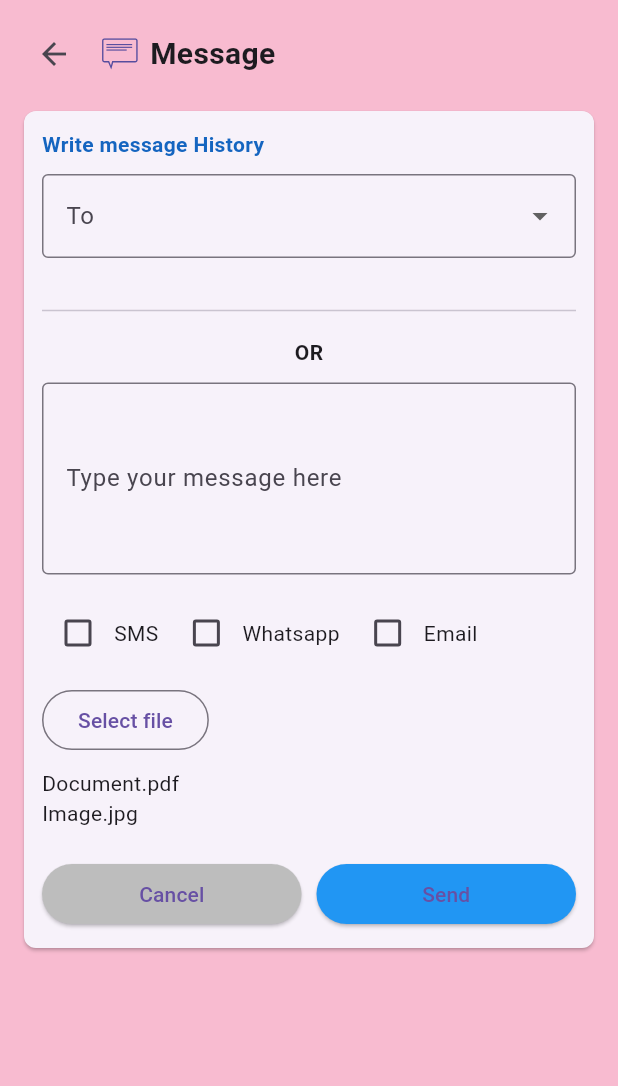
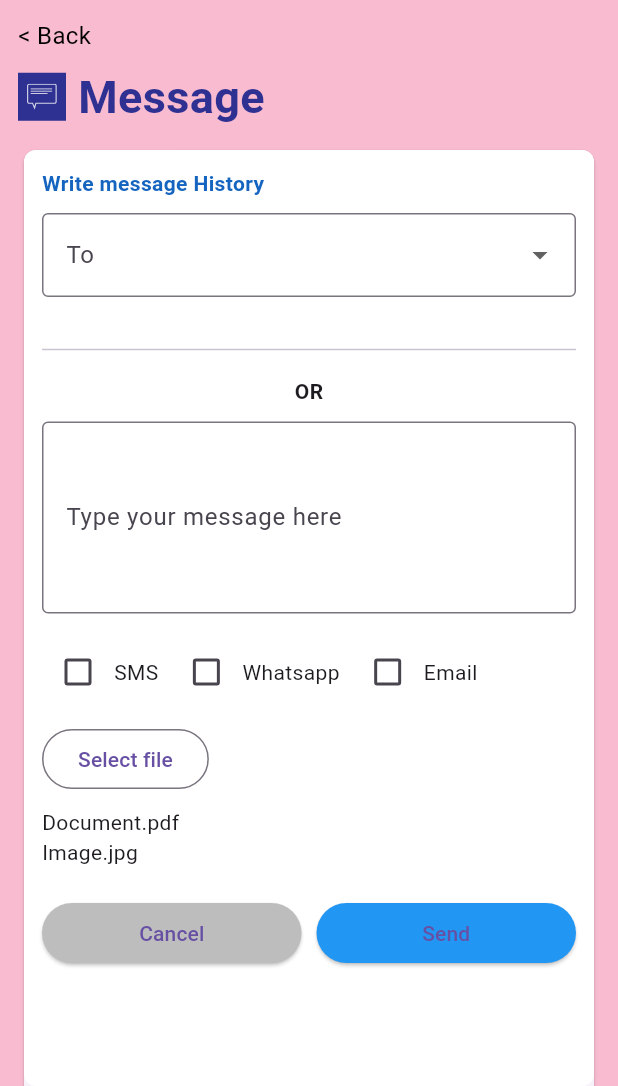
Before and after one commit to Sathiya-Developer007/EDLive-SchoolApp, a Flutter app: the TeacherMessagePage screen opened directly, on a phone screen of 412 x 824 dp, the part 150-1236 px from its top. Run offline on Flutter 3.47's test engine with Material 3 defaults, Android fonts, the phone set to English and light mode, and no system bars; our stand-ins replace flutter_svg, qr_flutter, shared_preferences; accounts and stored records are empty; network calls fail.

Commit message:
teacher msg page student list api connected

```diff
--- a/lib/screens/teachers/teacher_message_page.dart
+++ b/lib/screens/teachers/teacher_message_page.dart
@@ -1,7 +1,11 @@
 import 'package:flutter/material.dart';
 import 'package:flutter_svg/flutter_svg.dart';
+import 'package:shared_preferences/shared_preferences.dart';
+
 import 'package:school_app/screens/teachers/teacher_menu_drawer.dart';
 import 'package:school_app/widgets/teacher_app_bar.dart';
+import 'package:school_app/models/teacher_class_student.dart';
+import 'package:school_app/services/teacher_class_student_list.dart';
 
 class TeacherMessagePage extends StatefulWidget {
   const TeacherMessagePage({super.key});
@@ -19,6 +23,108 @@ class _TeacherMessagePageState extends State<TeacherMessagePage> {
 
   final TextEditingController studentSearchController = TextEditingController();
   final TextEditingController messageController = TextEditingController();
+
+// Example student data
+// List<Map<String, String>> allStudents = [
+//   {"name": "John Doe", "id": "1234", "class": "2A", "mobile": "9734567892"},
+//   {"name": "Jane Smith", "id": "5678", "class": "3B", "mobile": "9876543210"},
+// ];
+
+// List<Map<String, String>> searchResults = [];
+// List<Map<String, String>> selectedStudents = [];
+// // Add this above `searchResults`:
+// List<Student> allStudents = [];
+List<Student> allStudents = [];
+List<Student> searchResults = [];
+List<Map<String, dynamic>> selectedStudents = [];
+
+
+
+
+void onSearch(String value) {
+  final query = value.toLowerCase();
+
+  setState(() {
+    searchResults = allStudents.where((s) {
+      return s.studentName.toLowerCase().contains(query) ||
+             s.id.toString().contains(query) ;
+            //  (s.mobile ?? '').contains(query);
+    }).toList();
+  });
+}
+
+void toggleStudentSelection(Map<String, String> student) {
+  setState(() {
+    if (selectedStudents.contains(student)) {
+      selectedStudents.remove(student);
+    } else {
+      selectedStudents.add(student);
+    }
+  });
+}
+
+Widget buildStudentTile(Student student) {
+  final isSelected = selectedStudents.any((s) => s["id"] == student.id);
+
+  return ListTile(
+    onTap: () {
+      setState(() {
+        if (isSelected) {
+          selectedStudents.removeWhere((s) => s["id"] == student.id);
+        } else {
+          selectedStudents.add({
+            "id": student.id,
+            "name": student.studentName,
+            "class": student.className,
+            // "mobile": student.mobile,
+          });
+        }
+      });
+    },
+    title: Text(student.studentName),
+    subtitle: Text("ID: ${student.id}, Class: ${student.className}"),
+    trailing: Checkbox(
+      value: isSelected,
+      onChanged: (_) {
+        if (isSelected) {
+          selectedStudents.removeWhere((s) => s["id"] == student.id);
+        } else {
+          selectedStudents.add({
+            "id": student.id,
+            "name": student.studentName,
+            "class": student.className,
+            // "mobile": student.mobile,
+          });
+        }
+      },
+    ),
+  );
+}
+
+
+void showStudentDetails(Student student) {
+  showDialog(
+    context: context,
+    builder: (context) => AlertDialog(
+      title: Text(student.studentName),
+      content: Column(
+        mainAxisSize: MainAxisSize.min,
+        crossAxisAlignment: CrossAxisAlignment.start,
+        children: [
+          Text("ID: ${student.id}"),
+          Text("Class: ${student.className}"),
+          // If you have mobile or parent's contact in Student model, add it here
+        ],
+      ),
+      actions: [
+        TextButton(
+          onPressed: () => Navigator.pop(context),
+          child: const Text("Close"),
+        ),
+      ],
+    ),
+  );
+}
 
   // Class & division selection state
   final Map<String, List<bool>> classSelections = {
@@ -55,6 +161,31 @@ class _TeacherMessagePageState extends State<TeacherMessagePage> {
   }
 
 @override
+void initState() {
+  super.initState();
+  fetchAllStudents();
+}
+
+Future<String?> getToken() async {
+  final prefs = await SharedPreferences.getInstance();
+  return prefs.getString('auth_token'); // key used when saving login token
+}
+
+Future<void> fetchAllStudents() async {
+  try {
+    final token = await getToken(); // get token from SharedPreferences
+    if (token == null) return;
+
+    final students = await StudentService.fetchStudents(token);
+    setState(() {
+      allStudents = students;
+      searchResults = []; // start empty
+    });
+  } catch (e) {
+    debugPrint("Error fetching students: $e");
+  }
+}
+
   Widget build(BuildContext context) {
     return GestureDetector(
       onTap: closeAccordion,
@@ -65,31 +196,62 @@ class _TeacherMessagePageState extends State<TeacherMessagePage> {
         drawer: MenuDrawer(),
         body: SafeArea(
           child: SingleChildScrollView(
+
             child: Padding(
               padding: const EdgeInsets.all(12.0),
+
               child: Column(
                 crossAxisAlignment: CrossAxisAlignment.start,
                 children: [
                   // Back and Title
+                  Column(
+                    crossAxisAlignment: CrossAxisAlignment.start,
+                    children: [
+                      // Back button row
+                      GestureDetector(
+                        onTap: () => Navigator.pop(context),
+                        child: const Text(
+                          "< Back",
+                          style: TextStyle(
+                            color: Colors.black,
+                            fontSize: 16,
+                            fontWeight: FontWeight.normal,
+                          ),
+                        ),
+                      ),
+                      const SizedBox(height: 8),
+
+                      // Icon + Title row
                       Row(
                         children: [
-                        IconButton(
-                          icon: const Icon(Icons.arrow_back),
-                          onPressed: () {},
+                          Container(
+                            padding: const EdgeInsets.all(
+                              6,
+                            ), // space inside background
+
+                            decoration: BoxDecoration(
+                              color: const Color(
+                                0xFF2E3192,
+                              ), // background color
+                              // borderRadius: BorderRadius.circular(6),
                             ),
-                        const SizedBox(width: 8),
-                        SvgPicture.asset(
+                            child: SvgPicture.asset(
                               'assets/icons/message.svg',
-                          width: 24,
-                          height: 24,
+                              width: 20,
+                              height: 20,
+                              color: Colors.white, // make icon white
+                            ),
                           ),
                           const SizedBox(width: 8),
                           const Text(
                             'Message',
                             style: TextStyle(
-                            fontSize: 20,
+                              fontSize: 30,
                               fontWeight: FontWeight.bold,
+                              color: Color(0xFF2E3192),
                             ),
+                          ),
+                        ],
                       ),
                     ],
                   ),
@@ -100,11 +262,20 @@ class _TeacherMessagePageState extends State<TeacherMessagePage> {
   shape: RoundedRectangleBorder(
     borderRadius: BorderRadius.circular(8),
   ),
-                      child: Padding(
-                        padding: const EdgeInsets.all(12.0),
+child:Container(
+  height: MediaQuery.of(context).size.height - 200, // fixed height for container
+  margin: const EdgeInsets.only(bottom: 20), // exactly 20px bottom space
+  padding: const EdgeInsets.all(12),
+  decoration: BoxDecoration(
+    color: Colors.white,
+    borderRadius: BorderRadius.circular(8),
+  ),
+  child: Scrollbar( // optional, for better UX
+    child: SingleChildScrollView(
       child: Column(
         crossAxisAlignment: CrossAxisAlignment.start,
         children: [
+          // Your data
           Text(
             "Write message History",
             style: TextStyle(
@@ -160,20 +331,43 @@ class _TeacherMessagePageState extends State<TeacherMessagePage> {
                           // Student Search (only show when 'Select a group' is chosen)
                        if (selectedTo == 'Select a group')
   Column(
+  crossAxisAlignment: CrossAxisAlignment.start,
   children: [
     TextFormField(
       controller: studentSearchController,
       decoration: const InputDecoration(
-                                      labelText:
-                                          "Enter student ID No, or parent's mobile number",
+        labelText: "Student's name, ID No, or parent's mobile number",
         border: OutlineInputBorder(),
       ),
-                                    onTap: closeAccordion,
+      onChanged: onSearch,
     ),
-                                  const SizedBox(height: 15),
+    const SizedBox(height: 10),
+
+    // Show matching results
+    ...searchResults.map(buildStudentTile).toList(),
+
+    const SizedBox(height: 10),
+
+    // Show selected students list
+    if (selectedStudents.isNotEmpty)
+      Wrap(
+        spacing: 8,
+        runSpacing: 8,
+        children: selectedStudents.map((student) {
+          return Chip(
+            label: Text(student["name"] ?? ""),
+            deleteIcon: const Icon(Icons.close),
+            onDeleted: () {
+              setState(() {
+                selectedStudents.remove(student);
+              });
+            },
+          );
+        }).toList(),
+      ),
   ],
-                              ),
-
+)
+,
                           // Compose
                           TextFormField(
                             controller: messageController,
@@ -231,7 +425,8 @@ Row(
                               Expanded(
                                 child: ElevatedButton(
                                   style: ElevatedButton.styleFrom(
-            backgroundColor: Colors.grey[400]),
+                                    backgroundColor: Colors.grey[400],
+                                  ),
                                   onPressed: () {},
                                   child: const Text("Cancel"),
                                 ),
@@ -240,7 +435,8 @@ Row(
                               Expanded(
                                 child: ElevatedButton(
                                   style: ElevatedButton.styleFrom(
-            backgroundColor: Colors.blue),
+                                    backgroundColor: Colors.blue,
+                                  ),
                                   onPressed: () {},
                                   child: const Text("Send"),
                                 ),
@@ -251,10 +447,13 @@ Row(
                       ),
                     ),
                   ),
-         ] ),
+               ) )],
               ),
             ),
-    )));
+          ),
+        ),
+      ),
+    );
   }
 
   Widget _buildAccordion() {
```
Lines whose indentation alone changed are shown as unchanged.
